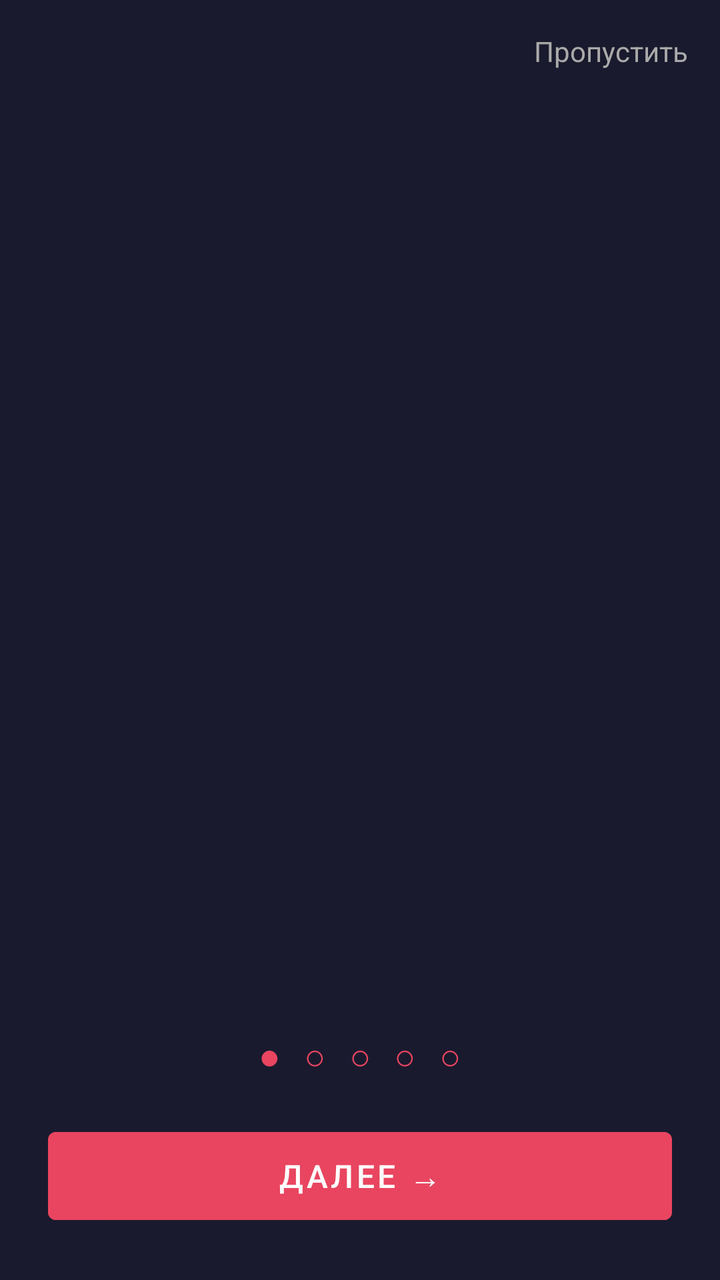
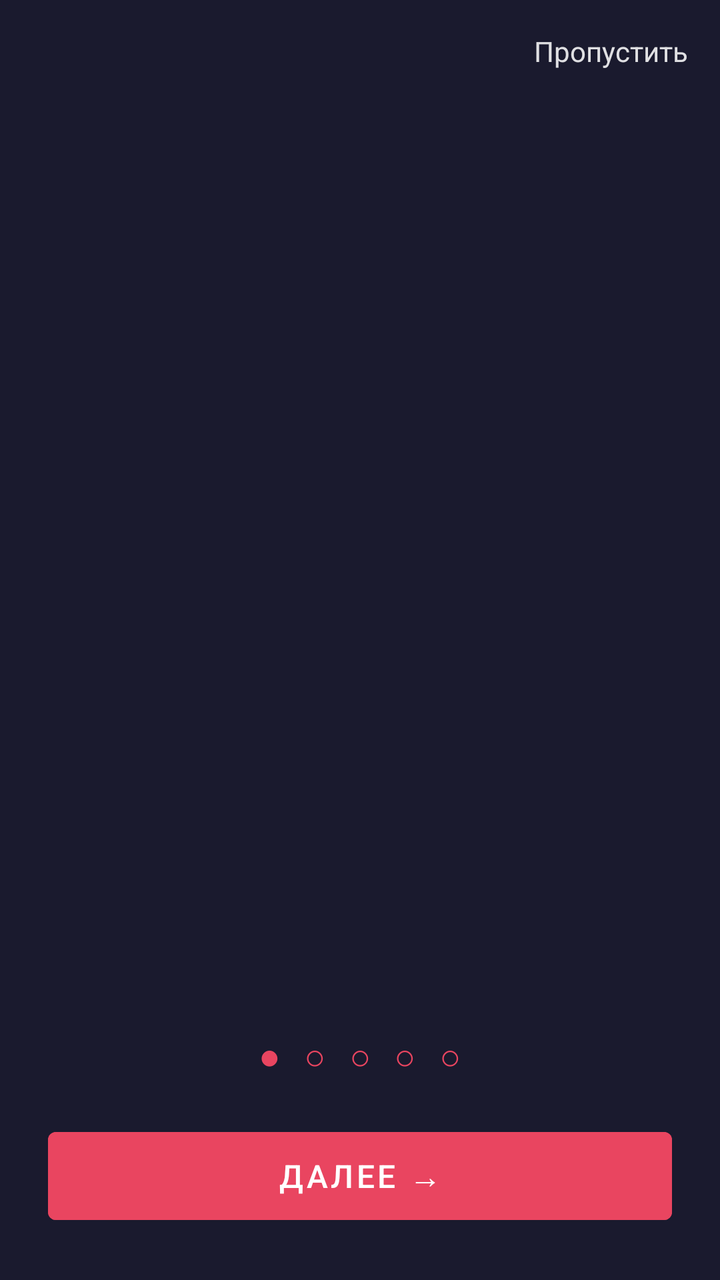

Before-and-after screenshots of an Android layout around one commit, followed by the original layout XML and the change that was made.
<!-- AndroidManifest.xml: application theme Theme.Personaltrainer -->
<!-- res/layout/activity_onboarding.xml -->
<?xml version="1.0" encoding="utf-8"?>
<androidx.constraintlayout.widget.ConstraintLayout xmlns:android="http://schemas.android.com/apk/res/android"
    android:id="@+id/rootOnboarding"
    xmlns:app="http://schemas.android.com/apk/res-auto"
    android:layout_width="match_parent"
    android:layout_height="match_parent"
    android:background="@color/background_dark">

    <TextView
        android:id="@+id/btn_skip"
        android:layout_width="wrap_content"
        android:layout_height="wrap_content"
        android:padding="16dp"
        android:text="@string/onboarding_skip"
        android:textColor="@color/text_secondary"
        android:textSize="14sp"
        app:layout_constraintEnd_toEndOf="parent"
        app:layout_constraintTop_toTopOf="parent" />

    <androidx.viewpager2.widget.ViewPager2
        android:id="@+id/onboarding_viewpager"
        android:layout_width="0dp"
        android:layout_height="0dp"
        app:layout_constraintBottom_toTopOf="@id/tv_dots"
        app:layout_constraintEnd_toEndOf="parent"
        app:layout_constraintStart_toStartOf="parent"
        app:layout_constraintTop_toBottomOf="@id/btn_skip" />

    <TextView
        android:id="@+id/tv_dots"
        android:layout_width="wrap_content"
        android:layout_height="wrap_content"
        android:layout_marginBottom="20dp"
        android:letterSpacing="0.2"
        android:text="@string/onboarding_dots"
        android:textColor="@color/primary"
        android:textSize="18sp"
        app:layout_constraintBottom_toTopOf="@id/btn_next"
        app:layout_constraintEnd_toEndOf="parent"
        app:layout_constraintStart_toStartOf="parent" />

    <Button
        android:id="@+id/btn_next"
        android:layout_width="0dp"
        android:layout_height="56dp"
        android:layout_margin="24dp"
        android:backgroundTint="@color/primary"
        android:text="@string/onboarding_next"
        android:textColor="@color/white"
        android:textSize="16sp"
        app:layout_constraintBottom_toBottomOf="parent"
        app:layout_constraintEnd_toEndOf="parent"
        app:layout_constraintStart_toStartOf="parent" />

</androidx.constraintlayout.widget.ConstraintLayout>
<!-- resources referenced by this layout -->
<resources>
  <color name="background_dark">#1A1A2E</color>
  <color name="primary">#E94560</color>
  <color name="text_secondary">#AAAAAA</color>
  <color name="white">#FFFFFFFF</color>
  <string name="onboarding_dots">● ○ ○ ○ ○</string>
  <string name="onboarding_next">Далее →</string>
  <string name="onboarding_skip">Пропустить</string>
  <style name="Theme.Personaltrainer" parent="Theme.MaterialComponents.DayNight.NoActionBar">
          <item name="colorPrimary">@color/primary</item>
          <item name="colorPrimaryVariant">@color/primary_dark</item>
          <item name="colorOnPrimary">@color/white</item>
          <item name="colorSecondary">@color/secondary</item>
          <item name="colorOnSecondary">@color/white</item>
          <item name="android:statusBarColor">@color/primary_dark</item>
      </style>
  <color name="primary_dark">#1A1A2E</color>
  <color name="secondary">#0F3460</color>
</resources>

<!-- the commit's change to res/layout/activity_onboarding.xml (unified diff, before → after) -->
@@ -18,7 +18,6 @@
         app:layout_constraintTop_toTopOf="parent" />
 
     <androidx.viewpager2.widget.ViewPager2
-        android:id="@+id/onboarding_viewpager"
         android:layout_width="0dp"
         android:layout_height="0dp"
         app:layout_constraintBottom_toTopOf="@id/tv_dots"
<!-- resource entries referenced after the edit -->
@@ -2,7 +2,7 @@
 <resources>
   <color name="background_dark">#1A1A2E</color>
   <color name="primary">#E94560</color>
-  <color name="text_secondary">#AAAAAA</color>
+  <color name="text_secondary">#DDFFFFFF</color>
   <color name="white">#FFFFFFFF</color>
   <string name="onboarding_dots">● ○ ○ ○ ○</string>
   <string name="onboarding_next">Далее →</string>
